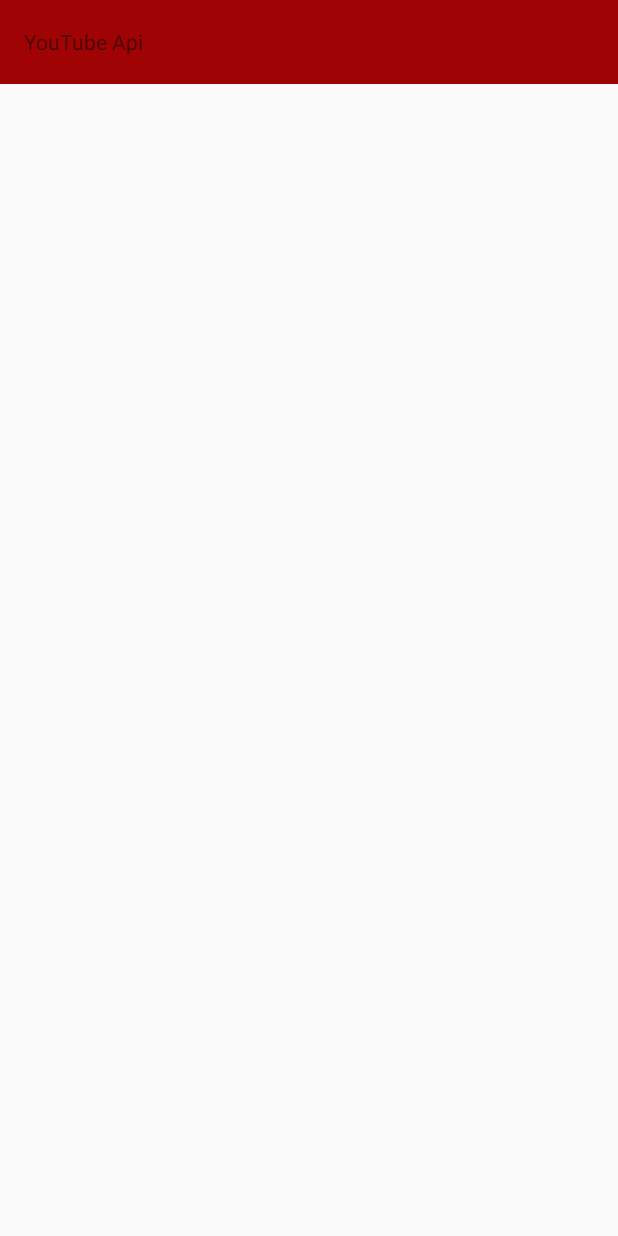
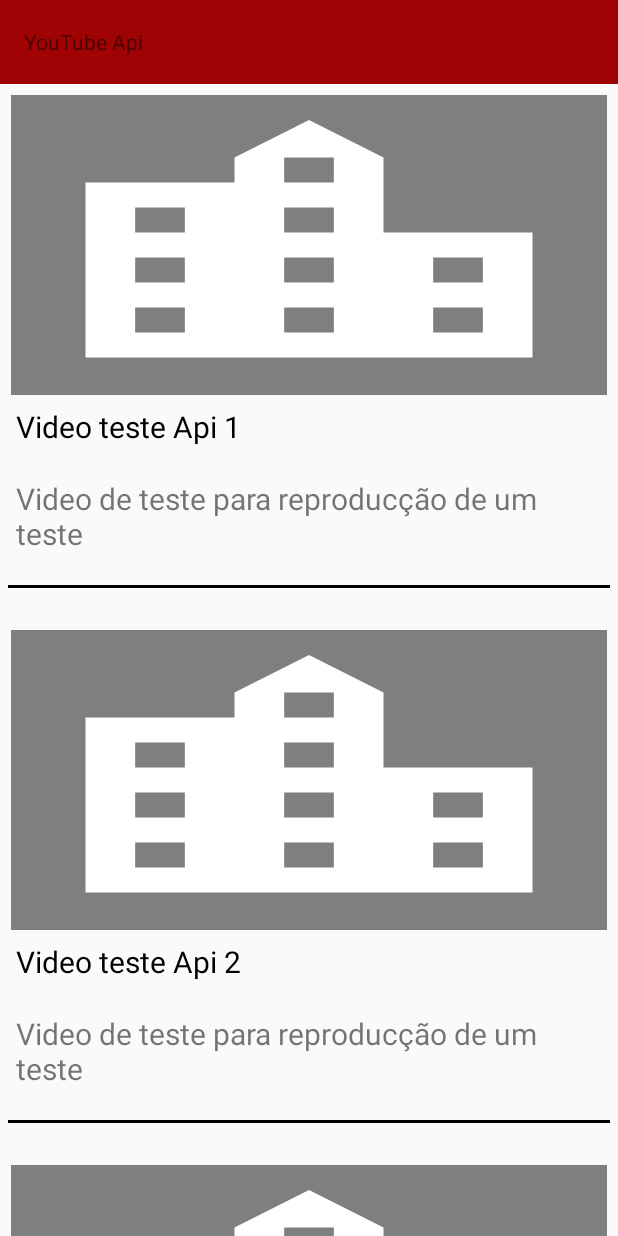
Before and after one commit to ravelinejunior/OlxTeste, an Android app: the YoutubeApiActivity screen opened directly, with no data from a screen before it, on a phone screen of 412 x 824 dp. Run offline under Robolectric (Android 15) with nearby library versions, the phone set to English and light mode, and no system bars.

Commit message:
Criação dos arquivos

```diff
--- a/app/src/main/java/br/com/tfleet/tests/olxtestes/activies/YoutubeApiActivity.java
+++ b/app/src/main/java/br/com/tfleet/tests/olxtestes/activies/YoutubeApiActivity.java
@@ -16,23 +16,22 @@ import java.util.List;
 
 public class YoutubeApiActivity extends AppCompatActivity {
     private RecyclerView recyclerViewYoutubeApi;
-    private List<Video> videoList;
+    private List<Video> videoList =  new ArrayList<>();;
+    private AdapterYoutubeApi adapterYoutubeApi;
 
     @Override
     protected void onCreate(Bundle savedInstanceState) {
         super.onCreate(savedInstanceState);
         setContentView(R.layout.activity_youtube_api);
+        //elementos
+        recyclerViewYoutubeApi = findViewById(R.id.recyclerView_Youtubevideos_id);
+
         carregareElementos();
         recuperarVideos();
-
-        //conffigurar RecyclerView e Adapter
-        recyclerViewYoutubeApi = new RecyclerView(getContext());
-        RecyclerView.LayoutManager layoutManager = new LinearLayoutManager(getContext());
+        //configurar RecyclerView e Adapter
+        recyclerViewYoutubeApi.setLayoutManager(new LinearLayoutManager(getContext()));
         recyclerViewYoutubeApi.setHasFixedSize(true);
-        recyclerViewYoutubeApi.setLayoutManager(layoutManager);
-
-
-        AdapterYoutubeApi adapterYoutubeApi = new AdapterYoutubeApi(videoList, getContext());
+        adapterYoutubeApi = new AdapterYoutubeApi(videoList, getContext());
         recyclerViewYoutubeApi.setAdapter(adapterYoutubeApi);
 
 
@@ -43,9 +42,6 @@ public class YoutubeApiActivity extends AppCompatActivity {
         toolbar.setTitle("YouTube Api");
         setSupportActionBar(toolbar);
 
-        //elementos
-        recyclerViewYoutubeApi = findViewById(R.id.recyclerView_Youtubevideos_id);
-        videoList = new ArrayList<>();
 
     }
 
--- a/app/src/main/java/br/com/tfleet/tests/olxtestes/adapters/AdapterYoutubeApi.java
+++ b/app/src/main/java/br/com/tfleet/tests/olxtestes/adapters/AdapterYoutubeApi.java
@@ -17,17 +17,17 @@ import br.com.tfleet.tests.olxtestes.model.Video;
 
 public class AdapterYoutubeApi extends RecyclerView.Adapter<AdapterYoutubeApi.MyViewHolder> {
     private List<Video> videoList;
-    private Context context;
+    private Context c;
 
     public AdapterYoutubeApi(List<Video> videoList, Context context) {
         this.videoList = videoList;
-        this.context = context;
+        this.c = context;
     }
 
     @NonNull
     @Override
     public MyViewHolder onCreateViewHolder(@NonNull ViewGroup parent, int viewType) {
-        View view = LayoutInflater.from(context).inflate(R.layout.adapter_youtube_api,parent,false);
+        View view = LayoutInflater.from(parent.getContext()).inflate(R.layout.adapter_youtube_api,parent,false);
         return new AdapterYoutubeApi.MyViewHolder(view);
     }
 
@@ -36,8 +36,6 @@ public class AdapterYoutubeApi extends RecyclerView.Adapter<AdapterYoutubeApi.My
         Video videos = videoList.get(position);
         holder.tituloVideo.setText(videos.getTitulo());
         holder.descricaoVideo.setText(videos.getDescricao());
-
-
     }
 
     @Override
--- a/app/src/main/res/layout/activity_youtube_api.xml
+++ b/app/src/main/res/layout/activity_youtube_api.xml
@@ -7,7 +7,10 @@
     android:orientation="vertical"
     tools:context=".activies.YoutubeApiActivity">
 
-    <include layout="@layout/toolbar"/>
+    <include layout="@layout/toolbar"
+        android:layout_width="match_parent"
+        android:layout_height="wrap_content"
+        />
 
     <androidx.recyclerview.widget.RecyclerView
         android:id="@+id/recyclerView_Youtubevideos_id"
--- a/app/src/main/res/layout/adapter_youtube_api.xml
+++ b/app/src/main/res/layout/adapter_youtube_api.xml
@@ -34,6 +34,7 @@
         android:text="@string/descricao"
         android:padding="5dp"
         android:textSize="20sp"
+        android:layout_marginTop="10dp"
 
         />
 
@@ -41,7 +42,9 @@
         android:id="@+id/divider"
         android:layout_width="match_parent"
         android:layout_height="2dp"
-        android:background="?attr/listDividerAlertDialog"
+        android:background="@android:color/black"
+        android:layout_marginTop="15dp"
+        android:layout_marginBottom="15dp"
         />
 
 </LinearLayout>
```
